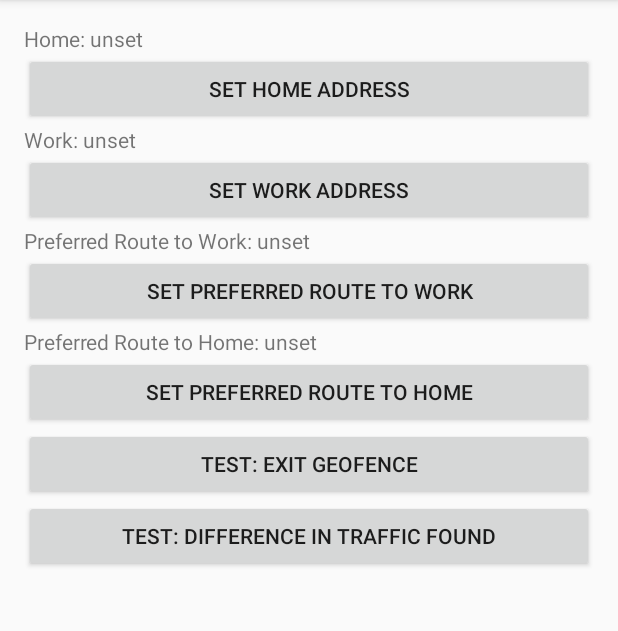
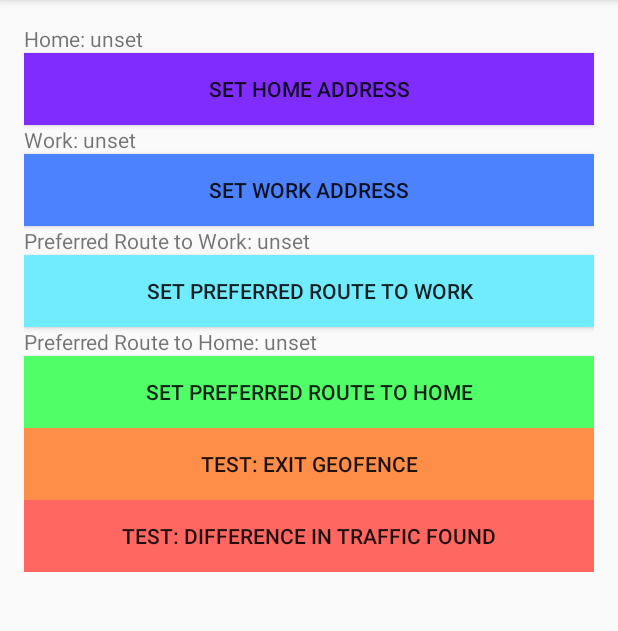
Before and after one commit to Jaberer/OpenTraffic, an Android app: the screen it shows after launch (MainActivity), on a phone screen of 412 x 824 dp, the part 84-715 px from its top. Run offline under Robolectric (Android 15) with nearby library versions, the phone set to English and light mode, and no system bars.

Commit message:
Changed Colors - Gradient Yo Style

```diff
--- a/SecondRoute/app/src/main/java/rsjz/com/secondroute/SetAddressActivity.java
+++ b/SecondRoute/app/src/main/java/rsjz/com/secondroute/SetAddressActivity.java
@@ -71,6 +71,7 @@ public class SetAddressActivity extends Activity implements
             map = mapFragment.getMap();
             map.setTrafficEnabled(true);
             map.setMyLocationEnabled(true);
+
 
             mLocationClient = new LocationClient(this, this, this);
 
--- a/SecondRoute/app/src/main/res/layout/activity_main.xml
+++ b/SecondRoute/app/src/main/res/layout/activity_main.xml
@@ -22,7 +22,8 @@
                 android:layout_width="match_parent"
                 android:text="Set Home Address"
                 android:id="@+id/set_home"
-                android:layout_height="wrap_content" />
+                android:layout_height="wrap_content"
+                android:background="#ff812cff" />
 
             <TextView
                 android:layout_width="wrap_content"
@@ -33,7 +34,8 @@
                 android:layout_width="match_parent"
                 android:id="@+id/set_work"
                 android:text="Set Work Address"
-                android:layout_height="wrap_content" />
+                android:layout_height="wrap_content"
+                android:background="#ff4d82ff" />
             <TextView
                 android:layout_width="wrap_content"
                 android:layout_height="wrap_content"
@@ -43,7 +45,8 @@
                 android:layout_width="match_parent"
                 android:id="@+id/set_preferred_route"
                 android:text="Set Preferred Route to Work"
-                android:layout_height="wrap_content" />
+                android:layout_height="wrap_content"
+                android:background="#ff71ecff" />
             <TextView
                 android:layout_width="wrap_content"
                 android:layout_height="wrap_content"
@@ -53,16 +56,19 @@
                 android:layout_width="match_parent"
                 android:id="@+id/set_preferred_route_home"
                 android:text="Set Preferred Route to Home"
-                android:layout_height="wrap_content" />
+                android:layout_height="wrap_content"
+                android:background="#ff50ff68" />
             <Button
                 android:layout_width="match_parent"
                 android:id="@+id/test_exit_geofence"
                 android:text="Test: Exit Geofence"
-                android:layout_height="wrap_content" />
+                android:layout_height="wrap_content"
+                android:background="#ffff8f48" />
             <Button
                 android:layout_width="match_parent"
                 android:id="@+id/test_difference_traffic"
                 android:text="Test: Difference in Traffic Found"
-                android:layout_height="wrap_content" />
+                android:layout_height="wrap_content"
+                android:background="#ffff6760" />
         </LinearLayout>
 </ScrollView>
```
Also changed, not shown: 1 other file.
